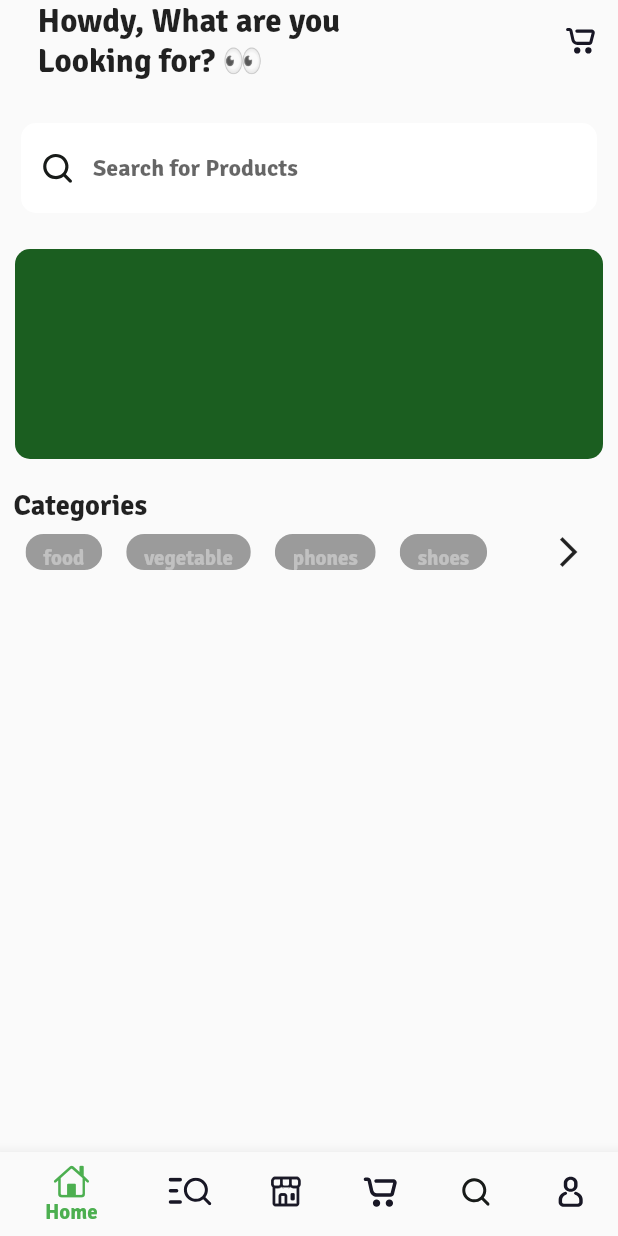
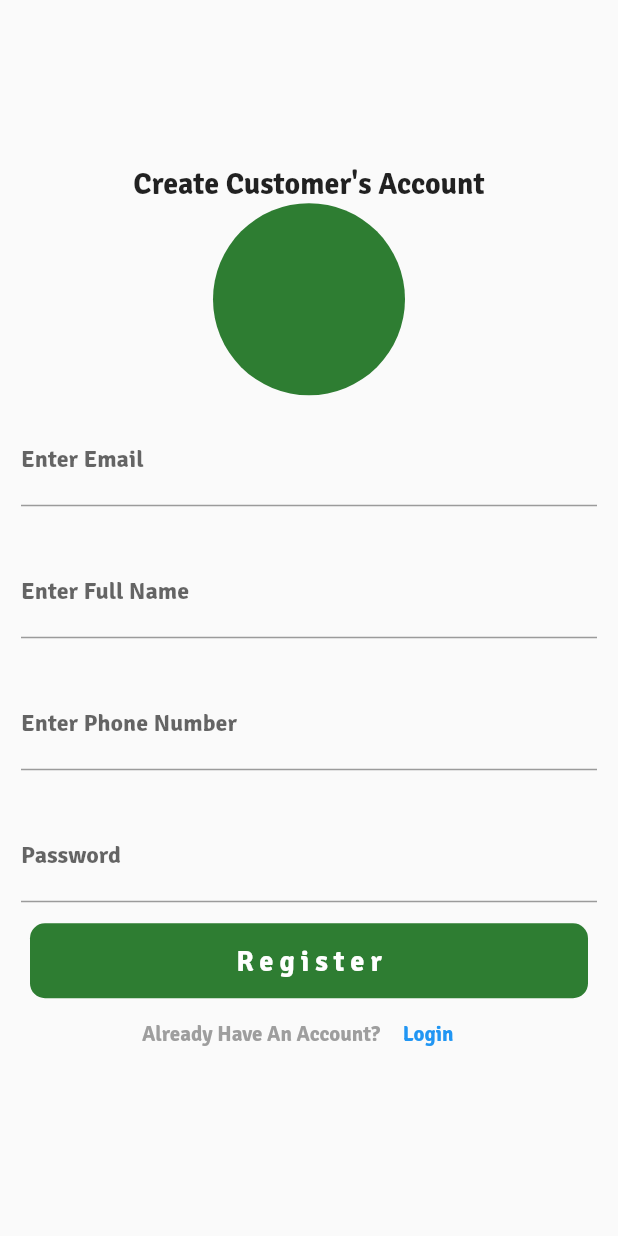
Before and after one commit to Briankurtish/MultiVendorApp, a Flutter app: the screen it shows after launch, on a phone screen of 412 x 824 dp. Run offline on Flutter 3.47's test engine with Material 2 defaults, Android fonts, the phone set to English and light mode, and no system bars; our stand-ins replace cloud_firestore, firebase_auth, firebase_core, flutter_svg; accounts and stored records are empty.

Commit message:
created the login and register customer screen and implemented firebase create account

```diff
--- /dev/null
+++ b/multi_vendor_app/lib/controllers/auth_controller.dart
@@ -0,0 +1,24 @@
+import 'package:firebase_auth/firebase_auth.dart';
+
+class AuthController {
+  final FirebaseAuth _auth = FirebaseAuth.instance;
+  Future<String> signUpUsers(String email, String fullName, String phoneNumber,
+      String password) async {
+    String res = 'Some error occured';
+
+    try {
+      if (email.isNotEmpty &&
+          fullName.isNotEmpty &&
+          phoneNumber.isNotEmpty &&
+          password.isNotEmpty) {
+        //Create the users
+        UserCredential cred = await _auth.createUserWithEmailAndPassword(
+            email: email, password: password);
+        res = 'success';
+      } else {
+        res = 'Please Fields must not be empty';
+      }
+    } catch (e) {}
+    return res;
+  }
+}
--- a/multi_vendor_app/lib/main.dart
+++ b/multi_vendor_app/lib/main.dart
@@ -2,6 +2,7 @@ import 'package:firebase_core/firebase_core.dart';
 import 'package:flutter/material.dart';
 import 'package:flutter/services.dart';
 
+import 'views/buyers/auth/register_screen.dart';
 import 'views/buyers/main_screen.dart';
 
 void main() async {
@@ -25,7 +26,7 @@ class MyApp extends StatelessWidget {
         primarySwatch: Colors.blue,
         fontFamily: 'Signika-Bold',
       ),
-      home: MainScreen(),
+      home: RegisterScreen(),
     );
   }
 }
--- /dev/null
+++ b/multi_vendor_app/lib/views/buyers/auth/register_screen.dart
@@ -0,0 +1,135 @@
+import 'package:flutter/material.dart';
+import 'package:multi_vendor_app/controllers/auth_controller.dart';
+import 'package:multi_vendor_app/views/buyers/auth/login_screen.dart';
+
+class RegisterScreen extends StatelessWidget {
+  final AuthController _authController = AuthController();
+  late String email;
+  late String fullName;
+  late String phoneNumber;
+  late String password;
+
+  _signUpUser() async {
+    String res = await _authController.signUpUsers(
+        email, fullName, phoneNumber, password);
+
+    if (res != 'success') {
+      print(res);
+    } else {
+      print("Good");
+    }
+  }
+
+  @override
+  Widget build(BuildContext context) {
+    return Scaffold(
+      body: Center(
+        child: SingleChildScrollView(
+          child: Column(
+            mainAxisAlignment: MainAxisAlignment.center,
+            children: [
+              Text(
+                "Create Customer's Account",
+                style: TextStyle(fontSize: 20),
+              ),
+              CircleAvatar(
+                radius: 64,
+                backgroundColor: Colors.green.shade800,
+              ),
+              Padding(
+                padding: const EdgeInsets.all(14.0),
+                child: TextFormField(
+                  onChanged: (value) {
+                    email = value;
+                  },
+                  decoration: InputDecoration(
+                    labelText: 'Enter Email',
+                  ),
+                ),
+              ),
+              Padding(
+                padding: const EdgeInsets.all(14.0),
+                child: TextFormField(
+                  onChanged: (value) {
+                    fullName = value;
+                  },
+                  decoration: InputDecoration(
+                    labelText: 'Enter Full Name',
+                  ),
+                ),
+              ),
+              Padding(
+                padding: const EdgeInsets.all(14.0),
+                child: TextFormField(
+                  onChanged: (value) {
+                    phoneNumber = value;
+                  },
+                  decoration: InputDecoration(
+                    labelText: 'Enter Phone Number',
+                  ),
+                ),
+              ),
+              Padding(
+                padding: const EdgeInsets.all(14.0),
+                child: TextFormField(
+                  onChanged: (value) {
+                    password = value;
+                  },
+                  decoration: InputDecoration(
+                    labelText: 'Password',
+                  ),
+                ),
+              ),
+              GestureDetector(
+                onTap: () {
+                  _signUpUser();
+                },
+                child: Container(
+                  width: MediaQuery.of(context).size.width - 40,
+                  height: 50,
+                  decoration: BoxDecoration(
+                    color: Colors.green.shade800,
+                    borderRadius: BorderRadius.circular(10),
+                  ),
+                  child: Center(
+                    child: Text(
+                      "Register",
+                      style: TextStyle(
+                        color: Colors.white,
+                        fontSize: 19,
+                        fontWeight: FontWeight.bold,
+                        letterSpacing: 4,
+                      ),
+                    ),
+                  ),
+                ),
+              ),
+              Row(
+                mainAxisAlignment: MainAxisAlignment.center,
+                children: [
+                  Text(
+                    'Already Have An Account?',
+                    style: TextStyle(color: Colors.grey),
+                  ),
+                  TextButton(
+                    onPressed: () {
+                      Navigator.push(
+                        context,
+                        MaterialPageRoute(
+                          builder: (context) {
+                            return LoginScreen();
+                          },
+                        ),
+                      );
+                    },
+                    child: Text("Login"),
+                  ),
+                ],
+              ),
+            ],
+          ),
+        ),
+      ),
+    );
+  }
+}
```
Also changed, not shown: multi_vendor_app/lib/views/buyers/auth/login_screen.dart (added, +86 -0 lines), multi_vendor_app/lib/views/buyers/nav_screens/widgets/category_text.dart (+20 -5 lines).
